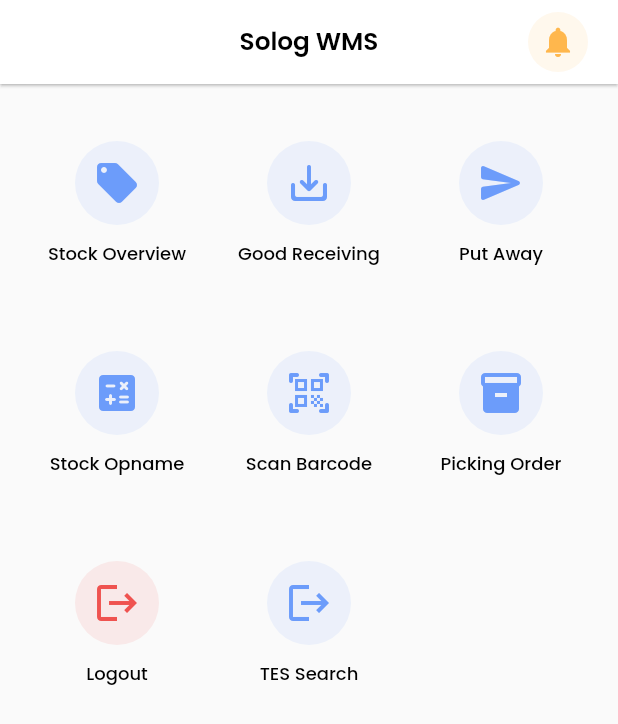
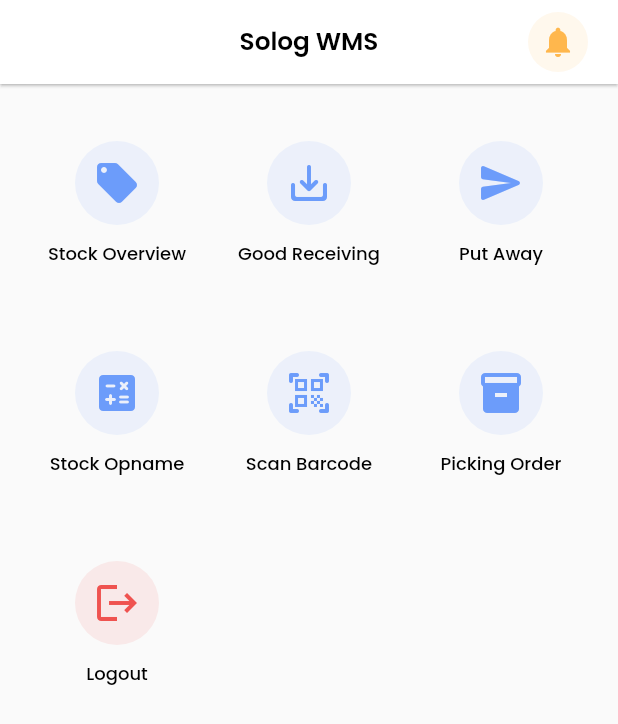
Before and after one commit to faizalfebriyanto886/app-warehouse-baja, a Flutter app: the SupervisorMainPagesView screen opened directly, on a phone screen of 412 x 824 dp. Shown: the top 724 px of the screen. Run offline on Flutter 3.47's test engine with Material 2 defaults, Android fonts, the phone set to English and light mode, and no system bars; our stand-ins replace dio, file_picker, firebase_core, firebase_storage, flutter_native_image, get and 4 more; missing offline and left inert: flutter_signature_pad, scan; accounts and stored records are empty.

Commit message:
Commit tertinggal

```diff
--- a/lib/core/views/main_pages/supervisor_main_pages_view.dart
+++ b/lib/core/views/main_pages/supervisor_main_pages_view.dart
@@ -121,14 +121,6 @@ class SupervisorMainPagesView extends StatelessWidget {
                     controller.signOut();
                   },
                 ),
-                menuGrid(
-                  color: ColorApp.mainColorApp,
-                  icon: Icons.logout,
-                  title: "TES Search",
-                  action: () {
-
-                  },
-                ),
               ],
             ),
           ),
```
